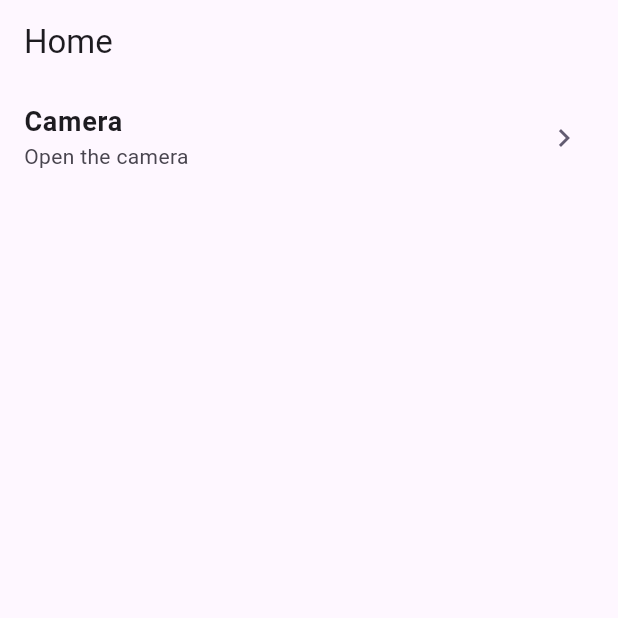
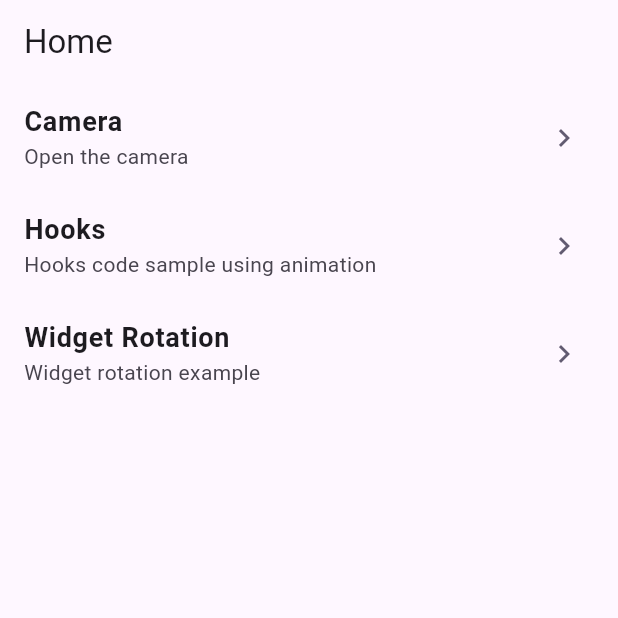
Before and after one commit to mataku/flutter_snippets, a Flutter app: the screen it shows after launch, on a phone screen of 412 x 824 dp, the top half of it. Run offline on Flutter 3.47's test engine with Material 3 defaults, Android fonts, the phone set to English and light mode, and no system bars; our stand-ins replace camera, flutter_hooks, freezed_annotation, go_router; missing offline and left inert: widgetbook, widgetbook_annotation; generated files the repository leaves out were written again.

```diff
--- /dev/null
+++ b/lib/ui/common/menu.dart
@@ -0,0 +1,13 @@
+import 'package:freezed_annotation/freezed_annotation.dart';
+import 'package:go_router/go_router.dart';
+
+part 'menu.freezed.dart';
+
+@freezed
+abstract class Menu with _$Menu {
+  const factory Menu({
+    required String name,
+    required String description,
+    required GoRouteData route,
+  }) = _Menu;
+}
--- a/lib/ui/route/router.dart
+++ b/lib/ui/route/router.dart
@@ -1,6 +1,8 @@
 import 'package:flutter/material.dart';
 import 'package:flutter_snippets/feature/camera/camera_screen.dart';
+import 'package:flutter_snippets/feature/hooks/hooks_screen.dart';
 import 'package:flutter_snippets/ui/screen/home_screen.dart';
+import 'package:flutter_snippets/ui/screen/widget_rotation_screen.dart';
 import 'package:go_router/go_router.dart';
 
 part 'router.g.dart';
@@ -14,6 +16,8 @@ final routerProvider = GoRouter(
   path: HomeRoute.path,
   routes: <TypedGoRoute<GoRouteData>>[
     TypedGoRoute<CameraRoute>(path: CameraRoute.path),
+    TypedGoRoute<HooksRoute>(path: HooksRoute.path),
+    TypedGoRoute<WidgetRotationRoute>(path: WidgetRotationRoute.path),
   ],
 )
 class HomeRoute extends GoRouteData with _$HomeRoute {
@@ -38,3 +42,27 @@ class CameraRoute extends GoRouteData with _$CameraRoute {
     return const CameraScreen();
   }
 }
+
+@TypedGoRoute<HooksRoute>(path: HooksRoute.path)
+class HooksRoute extends GoRouteData with _$HooksRoute {
+  const HooksRoute();
+
+  static const path = '/hooks';
+
+  @override
+  Widget build(BuildContext context, GoRouterState state) {
+    return const HooksScreen();
+  }
+}
+
+@TypedGoRoute<WidgetRotationRoute>(path: WidgetRotationRoute.path)
+class WidgetRotationRoute extends GoRouteData with _$WidgetRotationRoute {
+  const WidgetRotationRoute();
+
+  static const path = '/widget-rotation';
+
+  @override
+  Widget build(BuildContext context, GoRouterState state) {
+    return const WidgetRotationScreen();
+  }
+}
--- a/lib/ui/screen/home_screen.dart
+++ b/lib/ui/screen/home_screen.dart
@@ -1,4 +1,5 @@
 import 'package:flutter/material.dart';
+import 'package:flutter_snippets/ui/common/menu.dart';
 import 'package:flutter_snippets/ui/common/menu_cell.dart';
 import 'package:flutter_snippets/ui/route/router.dart';
 
@@ -7,19 +8,37 @@ class HomeScreen extends StatelessWidget {
 
   @override
   Widget build(BuildContext context) {
+    final menuList = <Menu>[
+      const Menu(
+        name: 'Camera',
+        description: 'Open the camera',
+        route: CameraRoute(),
+      ),
+      const Menu(
+        name: 'Hooks',
+        description: 'Hooks code sample using animation',
+        route: HooksRoute(),
+      ),
+      const Menu(
+        name: 'Widget Rotation',
+        description: 'Widget rotation example',
+        route: WidgetRotationRoute(),
+      ),
+    ];
     return Scaffold(
       appBar: AppBar(
         title: const Text('Home'),
       ),
       body: Column(
         children: [
-          MenuCell(
-            title: 'Camera',
-            description: 'Open the camera',
-            onTapCell: () {
-              const CameraRoute().go(context);
-            },
-          ),
+          for (final menu in menuList)
+            MenuCell(
+              title: menu.name,
+              description: menu.description,
+              onTapCell: () {
+                menu.route.go(context);
+              },
+            ),
         ],
       ),
     );
--- a/pubspec.yaml
+++ b/pubspec.yaml
@@ -11,6 +11,7 @@ dependencies:
   flutter:
     sdk: flutter
   flutter_hooks: ^0.21.2
+  freezed_annotation: ^3.1.0
   go_router: ^16.0.0
   hooks_riverpod: ^2.6.1
   path_provider: ^2.1.4
@@ -22,6 +23,7 @@ dev_dependencies:
   flutter_lints: ^5.0.0
   flutter_test:
     sdk: flutter
+  freezed: ^3.0.6
   go_router_builder: ^3.0.1
   riverpod_generator: ^2.6.5
   riverpod_lint: ^2.6.5
```
Also changed, not shown: lib/feature/hooks/hooks_screen.dart (added, +61 -0 lines), lib/ui/screen/widget_rotation_screen.dart (added, +161 -0 lines), pubspec.lock, widgetbook/pubspec.lock, 1 other file.
